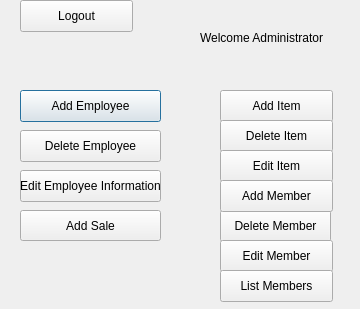
Qt form QtGui/menuAdministrator.ui (Tligtvoet/goat-bulk) before a commit.
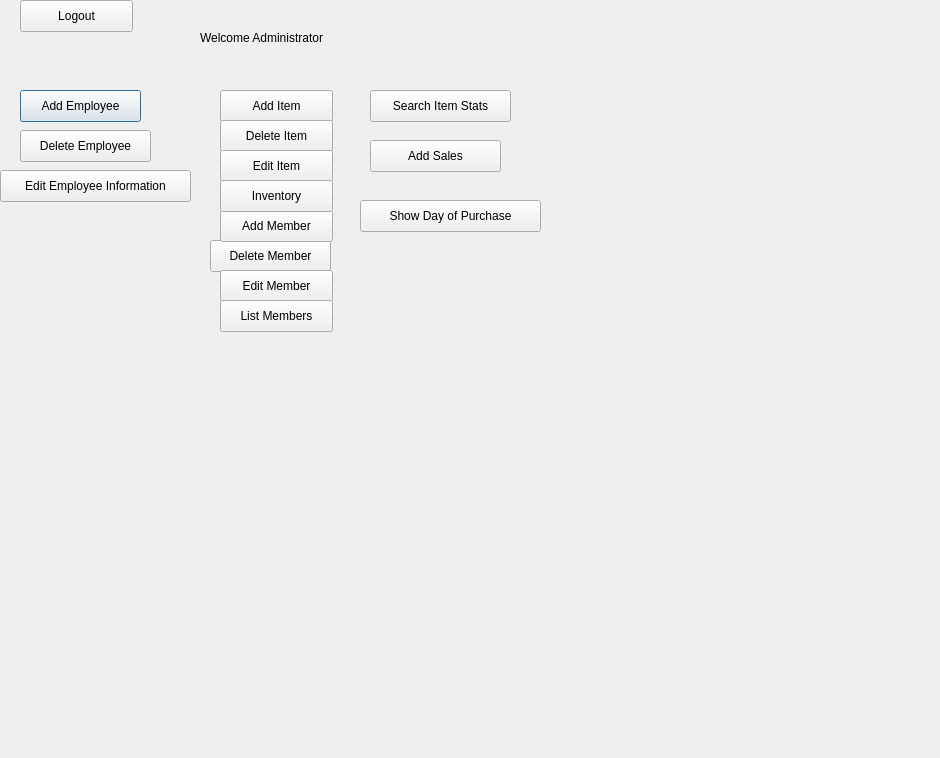
The same form after that commit.

What changed in the file:
```diff
--- a/QtGui/menuAdministrator.ui
+++ b/QtGui/menuAdministrator.ui
@@ -6,8 +6,8 @@
    <rect>
     <x>0</x>
     <y>0</y>
-    <width>360</width>
-    <height>309</height>
+    <width>940</width>
+    <height>758</height>
    </rect>
   </property>
   <property name="windowTitle">
@@ -18,7 +18,7 @@
     <rect>
      <x>20</x>
      <y>90</y>
-     <width>141</width>
+     <width>121</width>
      <height>32</height>
     </rect>
    </property>
@@ -81,9 +81,9 @@
   <widget class="QPushButton" name="pushButton_8">
    <property name="geometry">
     <rect>
-     <x>220</x>
-     <y>210</y>
-     <width>111</width>
+     <x>210</x>
+     <y>240</y>
+     <width>121</width>
      <height>32</height>
     </rect>
    </property>
@@ -95,7 +95,7 @@
    <property name="geometry">
     <rect>
      <x>220</x>
-     <y>240</y>
+     <y>270</y>
      <width>113</width>
      <height>32</height>
     </rect>
@@ -108,7 +108,7 @@
    <property name="geometry">
     <rect>
      <x>220</x>
-     <y>180</y>
+     <y>210</y>
      <width>113</width>
      <height>32</height>
     </rect>
@@ -120,9 +120,9 @@
   <widget class="QPushButton" name="pushButton_4">
    <property name="geometry">
     <rect>
-     <x>20</x>
+     <x>0</x>
      <y>170</y>
-     <width>141</width>
+     <width>191</width>
      <height>32</height>
     </rect>
    </property>
@@ -148,7 +148,7 @@
     <rect>
      <x>20</x>
      <y>130</y>
-     <width>141</width>
+     <width>131</width>
      <height>32</height>
     </rect>
    </property>
@@ -160,7 +160,7 @@
    <property name="geometry">
     <rect>
      <x>220</x>
-     <y>270</y>
+     <y>300</y>
      <width>113</width>
      <height>32</height>
     </rect>
@@ -172,14 +172,53 @@
   <widget class="QPushButton" name="pushButton_12">
    <property name="geometry">
     <rect>
-     <x>20</x>
-     <y>210</y>
+     <x>220</x>
+     <y>180</y>
+     <width>113</width>
+     <height>32</height>
+    </rect>
+   </property>
+   <property name="text">
+    <string>Inventory</string>
+   </property>
+  </widget>
+  <widget class="QPushButton" name="pushButton_13">
+   <property name="geometry">
+    <rect>
+     <x>370</x>
+     <y>90</y>
      <width>141</width>
-     <height>31</height>
+     <height>32</height>
     </rect>
    </property>
    <property name="text">
-    <string>Add Sale</string>
+    <string>Search Item Stats</string>
+   </property>
+  </widget>
+  <widget class="QPushButton" name="pushButton_14">
+   <property name="geometry">
+    <rect>
+     <x>370</x>
+     <y>140</y>
+     <width>131</width>
+     <height>32</height>
+    </rect>
+   </property>
+   <property name="text">
+    <string>Add Sales</string>
+   </property>
+  </widget>
+  <widget class="QPushButton" name="pushButton_15">
+   <property name="geometry">
+    <rect>
+     <x>360</x>
+     <y>200</y>
+     <width>181</width>
+     <height>32</height>
+    </rect>
+   </property>
+   <property name="text">
+    <string>Show Day of Purchase</string>
    </property>
   </widget>
  </widget>
```
